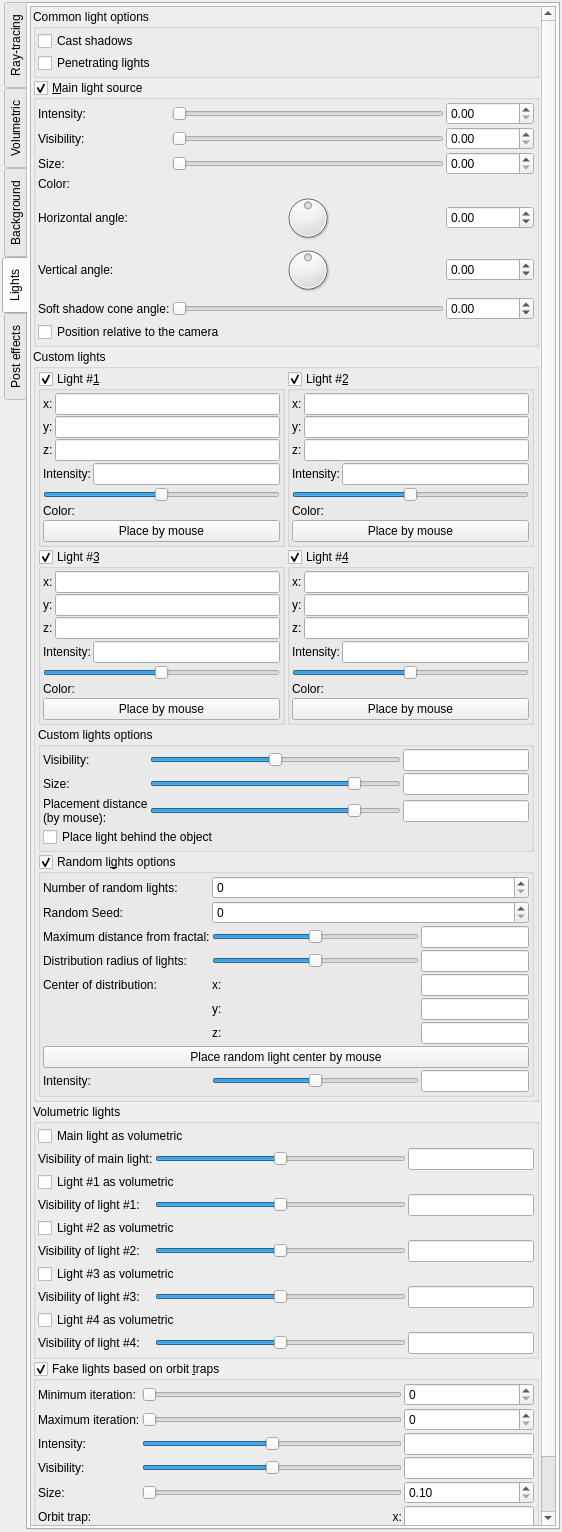
buddhi1980/mandelbulber2, file mandelbulber2/qt/dock_effects.ui: the form before one commit.
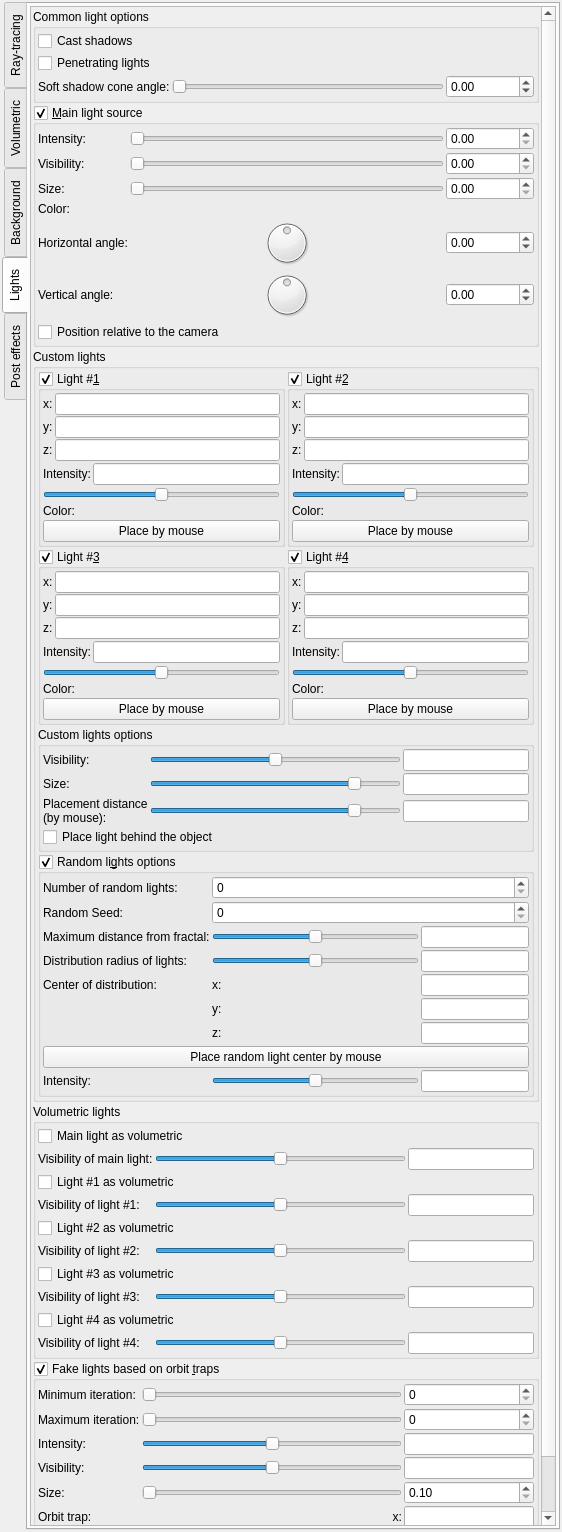
The form after the commit. The open tabs and pages were chosen to show the change. Icons and pictures are not drawn. Custom widgets are drawn as their Qt base class.

Commit message: Added soft shadows effect for aux lights to CPU and GPU code.

```diff
--- a/mandelbulber2/qt/dock_effects.ui
+++ b/mandelbulber2/qt/dock_effects.ui
@@ -2560,7 +2560,7 @@
             <x>0</x>
             <y>0</y>
             <width>507</width>
-            <height>1535</height>
+            <height>1537</height>
            </rect>
           </property>
           <layout class="QVBoxLayout" name="verticalLayout_41">
@@ -2632,6 +2632,73 @@
                 </property>
                </widget>
               </item>
+              <item>
+               <layout class="QGridLayout" name="gridLayout">
+                <property name="topMargin">
+                 <number>0</number>
+                </property>
+                <item row="0" column="1">
+                 <widget class="QSlider" name="slider_shadows_cone_angle">
+                  <property name="sizePolicy">
+                   <sizepolicy hsizetype="Expanding" vsizetype="Maximum">
+                    <horstretch>0</horstretch>
+                    <verstretch>0</verstretch>
+                   </sizepolicy>
+                  </property>
+                  <property name="maximum">
+                   <number>4500</number>
+                  </property>
+                  <property name="orientation">
+                   <enum>Qt::Horizontal</enum>
+                  </property>
+                 </widget>
+                </item>
+                <item row="0" column="0">
+                 <widget class="QLabel" name="label_30">
+                  <property name="text">
+                   <string>Soft shadow cone angle:</string>
+                  </property>
+                 </widget>
+                </item>
+                <item row="0" column="2">
+                 <widget class="MyDoubleSpinBox" name="spinbox_shadows_cone_angle">
+                  <property name="sizePolicy">
+                   <sizepolicy hsizetype="Minimum" vsizetype="Maximum">
+                    <horstretch>0</horstretch>
+                    <verstretch>0</verstretch>
+                   </sizepolicy>
+                  </property>
+                  <property name="toolTip">
+                   <string>&lt;html&gt;&lt;head/&gt;&lt;body&gt;&lt;p&gt;This parameter controls angle of shadows cone. It simulates &amp;quot;soft shadow&amp;quot; effect. When it's zero, then shadows are very sharp.&lt;/p&gt;&lt;table border=&quot;0&quot; style=&quot; margin-top:0px; margin-bottom:0px; margin-left:0px; margin-right:0px;&quot; cellspacing=&quot;2&quot; cellpadding=&quot;0&quot;&gt;&lt;tr&gt;&lt;td&gt;&lt;p&gt;shadow cone 0 degrees&lt;/p&gt;&lt;/td&gt;&lt;td&gt;&lt;p&gt;shadow cone 5 degrees &lt;/p&gt;&lt;/td&gt;&lt;/tr&gt;&lt;tr&gt;&lt;td&gt;&lt;p&gt;&lt;img src=&quot;:/tooltips/tooltips_images/image - shader - shadow cone 0.jpeg&quot;/&gt;&lt;/p&gt;&lt;/td&gt;&lt;td&gt;&lt;p&gt;&lt;img src=&quot;:/tooltips/tooltips_images/image - shader - shadow cone 5.jpg&quot;/&gt;&lt;/p&gt;&lt;/td&gt;&lt;/tr&gt;&lt;/table&gt;&lt;/body&gt;&lt;/html&gt;</string>
+                  </property>
+                  <property name="frame">
+                   <bool>true</bool>
+                  </property>
+                  <property name="accelerated">
+                   <bool>true</bool>
+                  </property>
+                  <property name="prefix">
+                   <string/>
+                  </property>
+                  <property name="suffix">
+                   <string/>
+                  </property>
+                  <property name="decimals">
+                   <number>2</number>
+                  </property>
+                  <property name="minimum">
+                   <double>-100000.000000000000000</double>
+                  </property>
+                  <property name="maximum">
+                   <double>100000.000000000000000</double>
+                  </property>
+                  <property name="singleStep">
+                   <double>1.000000000000000</double>
+                  </property>
+                 </widget>
+                </item>
+               </layout>
+              </item>
              </layout>
             </widget>
            </item>
@@ -2664,22 +2731,6 @@
                 <property name="spacing">
                  <number>2</number>
                 </property>
-                <item row="6" column="1">
-                 <widget class="QSlider" name="slider_shadows_cone_angle">
-                  <property name="sizePolicy">
-                   <sizepolicy hsizetype="Expanding" vsizetype="Maximum">
-                    <horstretch>0</horstretch>
-                    <verstretch>0</verstretch>
-                   </sizepolicy>
-                  </property>
-                  <property name="maximum">
-                   <number>4500</number>
-                  </property>
-                  <property name="orientation">
-                   <enum>Qt::Horizontal</enum>
-                  </property>
-                 </widget>
-                </item>
                 <item row="4" column="0">
                  <widget class="QLabel" name="label_8">
                   <property name="text">
@@ -2819,43 +2870,6 @@
                   </property>
                  </widget>
                 </item>
-                <item row="6" column="2">
-                 <widget class="MyDoubleSpinBox" name="spinbox_shadows_cone_angle">
-                  <property name="sizePolicy">
-                   <sizepolicy hsizetype="Minimum" vsizetype="Maximum">
-                    <horstretch>0</horstretch>
-                    <verstretch>0</verstretch>
-                   </sizepolicy>
-                  </property>
-                  <property name="toolTip">
-                   <string>&lt;html&gt;&lt;head/&gt;&lt;body&gt;&lt;p&gt;This parameter controls angle of shadows cone. It simulates &amp;quot;soft shadow&amp;quot; effect. When it's zero, then shadows are very sharp.&lt;/p&gt;&lt;table border=&quot;0&quot; style=&quot; margin-top:0px; margin-bottom:0px; margin-left:0px; margin-right:0px;&quot; cellspacing=&quot;2&quot; cellpadding=&quot;0&quot;&gt;&lt;tr&gt;&lt;td&gt;&lt;p&gt;shadow cone 0 degrees&lt;/p&gt;&lt;/td&gt;&lt;td&gt;&lt;p&gt;shadow cone 5 degrees &lt;/p&gt;&lt;/td&gt;&lt;/tr&gt;&lt;tr&gt;&lt;td&gt;&lt;p&gt;&lt;img src=&quot;:/tooltips/tooltips_images/image - shader - shadow cone 0.jpeg&quot;/&gt;&lt;/p&gt;&lt;/td&gt;&lt;td&gt;&lt;p&gt;&lt;img src=&quot;:/tooltips/tooltips_images/image - shader - shadow cone 5.jpg&quot;/&gt;&lt;/p&gt;&lt;/td&gt;&lt;/tr&gt;&lt;/table&gt;&lt;/body&gt;&lt;/html&gt;</string>
-                  </property>
-                  <property name="frame">
-                   <bool>true</bool>
-                  </property>
-                  <property name="accelerated">
-                   <bool>true</bool>
-                  </property>
-                  <property name="prefix">
-                   <string/>
-                  </property>
-                  <property name="suffix">
-                   <string/>
-                  </property>
-                  <property name="decimals">
-                   <number>2</number>
-                  </property>
-                  <property name="minimum">
-                   <double>-100000.000000000000000</double>
-                  </property>
-                  <property name="maximum">
-                   <double>100000.000000000000000</double>
-                  </property>
-                  <property name="singleStep">
-                   <double>1.000000000000000</double>
-                  </property>
-                 </widget>
-                </item>
                 <item row="5" column="0">
                  <widget class="QLabel" name="label_10">
                   <property name="text">
@@ -2916,13 +2930,6 @@
                   </property>
                  </widget>
                 </item>
-                <item row="6" column="0">
-                 <widget class="QLabel" name="label_30">
-                  <property name="text">
-                   <string>Soft shadow cone angle:</string>
-                  </property>
-                 </widget>
-                </item>
                 <item row="1" column="1">
                  <widget class="QSlider" name="slider_main_light_visibility">
                   <property name="sizePolicy">
```
Left out of the diff: 66 changed lines with no effect on the pictures. The commit also changes 7 other files.
